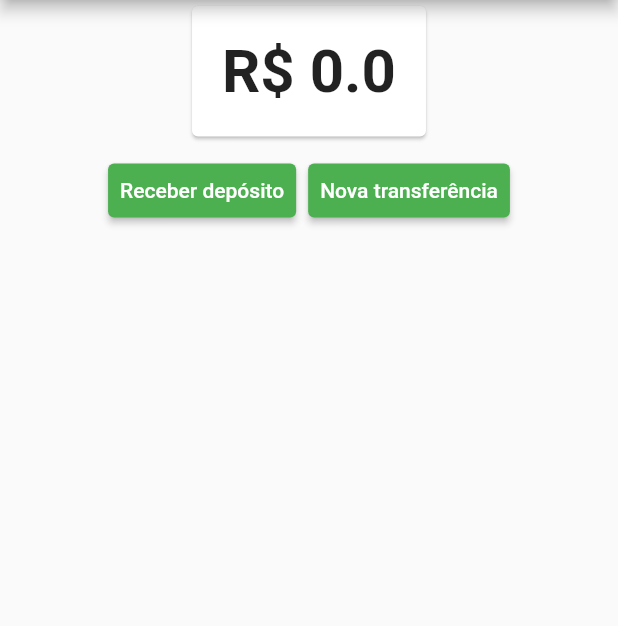
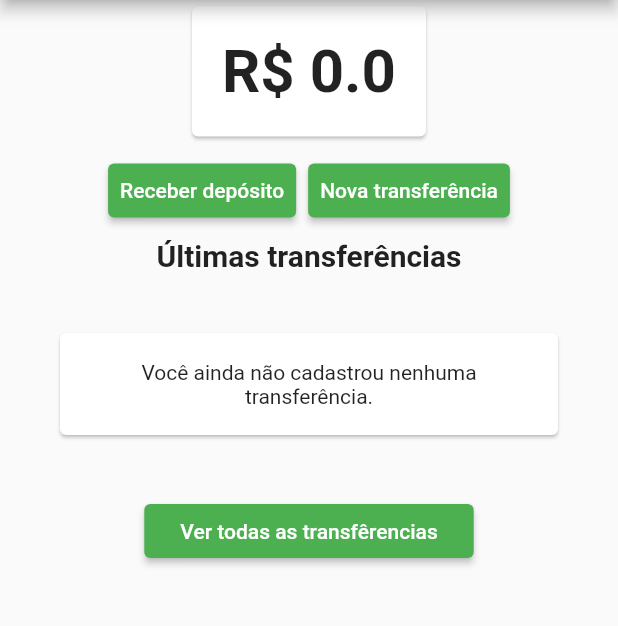
Before and after one commit to alshashiguchi/gerenciamento_estado_flutter, a Flutter app: the screen it shows after launch, on a phone screen of 412 x 824 dp, the part 84-710 px from its top. Run offline on Flutter 3.47's test engine with Material 2 defaults, Android fonts, the phone set to English and light mode, and no system bars.

Commit message:
Validando e finalizando o app

```diff
--- a/lib/screens/dashboard/dashboard.dart
+++ b/lib/screens/dashboard/dashboard.dart
@@ -2,6 +2,8 @@ import 'package:bytebank/models/saldo.dart';
 import 'package:bytebank/screens/dashboard/saldo.dart';
 import 'package:bytebank/screens/deposito/formulario.dart';
 import 'package:bytebank/screens/transferencia/formulario.dart';
+import 'package:bytebank/screens/transferencia/lista.dart';
+import 'package:bytebank/screens/transferencia/ultimas.dart';
 import 'package:flutter/material.dart';
 import 'package:flutter/widgets.dart';
 import 'package:provider/provider.dart';
@@ -41,6 +43,7 @@ class Dashboard extends StatelessWidget {
               ),
             ],
           ),
+          UltimasTransferencias()
         ],
       ),
     );
--- /dev/null
+++ b/lib/screens/transferencia/ultimas.dart
@@ -0,0 +1,74 @@
+import 'package:bytebank/models/transferencias.dart';
+import 'package:flutter/material.dart';
+import 'package:flutter/rendering.dart';
+import 'package:provider/provider.dart';
+
+import 'lista.dart';
+
+final _titulo = 'Últimas transferências';
+
+class UltimasTransferencias extends StatelessWidget {
+  @override
+  Widget build(BuildContext context) {
+    return Column(
+      children: <Widget>[
+        Text(_titulo,
+          style: TextStyle(
+              fontWeight: FontWeight.bold,
+              fontSize: 20,
+          ),
+        ),
+        Consumer<Transferencias>(
+          builder: (context, transferencias, child) {
+            final _ultimasTransferencias = transferencias.transferencias.reversed.toList();
+            final _quantidade = transferencias.transferencias.length;
+            int tamanho = 2;
+
+            if (_quantidade == 0) {
+              return SemTransferenciaCadastradas();
+            }
+
+            if (_quantidade < 2 ){
+              tamanho = _quantidade;
+            }
+
+            return ListView.builder(
+              padding: const EdgeInsets.all(8),
+              itemCount: tamanho,
+              shrinkWrap: true,
+              itemBuilder: (context, indice) {
+                return ItemTransferencia(_ultimasTransferencias[indice]
+                );
+              },
+            );
+          }
+        ),
+        RaisedButton(
+          child: Text('Ver todas as transfêrencias'),
+          color: Colors.green,
+          onPressed: () {
+            Navigator.push(context, MaterialPageRoute(builder: (context) {
+              return ListaTransferencias();
+            }));
+          },
+        ),
+      ],
+    );
+  }
+}
+
+class SemTransferenciaCadastradas extends StatelessWidget {
+  @override
+  Widget build(BuildContext context) {
+    return Card(
+      margin: EdgeInsets.all(40),
+      child: Padding(
+        padding: EdgeInsets.all(18),
+        child: Text(
+          'Você ainda não cadastrou nenhuma transferência.',
+          textAlign: TextAlign.center,
+        ),
+      ),
+    );
+  }
+}
```
Also changed, not shown: lib/models/transferencia.dart (+7 -3 lines), lib/screens/transferencia/lista.dart (+18 -32 lines).
